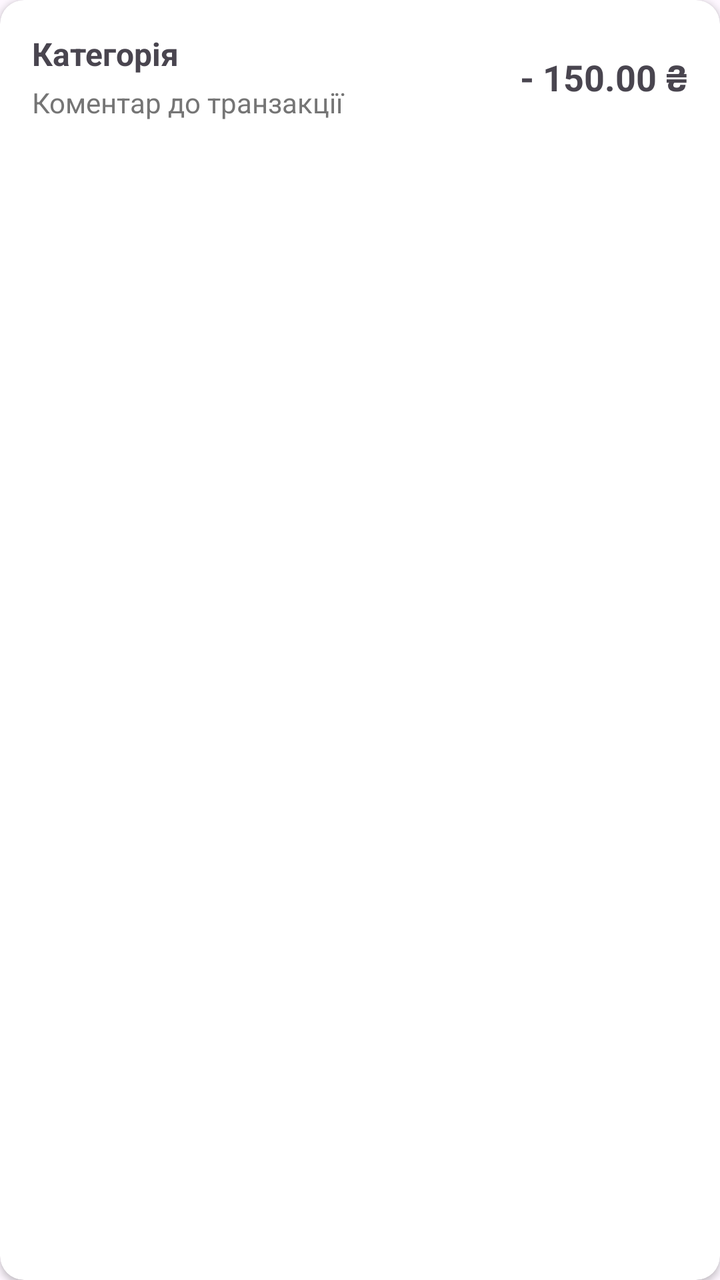
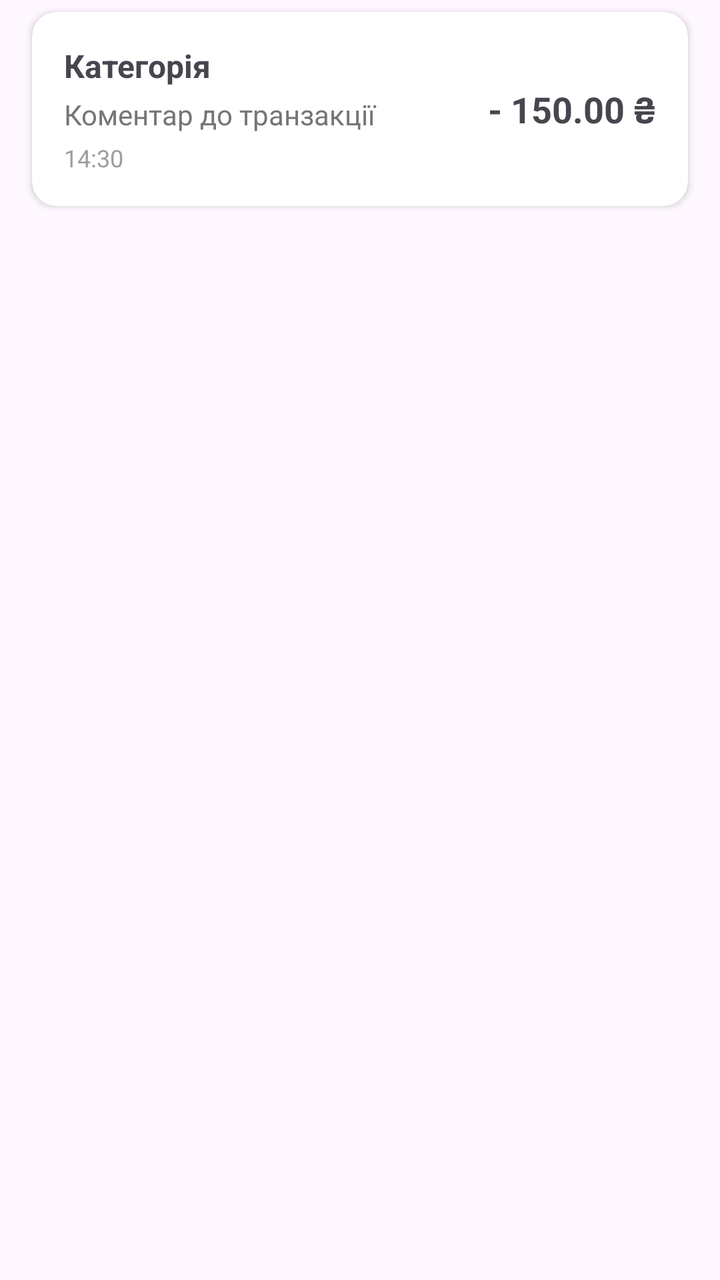

Compare the two renders of this Android layout. The source of the first and the diff that turns it into the second are given below.
<!-- AndroidManifest.xml: application theme Theme.MyFinance -->
<!-- res/layout/item_transaction.xml -->
<?xml version="1.0" encoding="utf-8"?>
<androidx.cardview.widget.CardView xmlns:android="http://schemas.android.com/apk/res/android"
    xmlns:app="http://schemas.android.com/apk/res-auto"
    android:layout_width="match_parent"
    android:layout_height="wrap_content"
    android:layout_marginHorizontal="16dp"
    android:layout_marginVertical="6dp"
    app:cardCornerRadius="12dp"
    app:cardElevation="2dp">

    <androidx.constraintlayout.widget.ConstraintLayout
        android:layout_width="match_parent"
        android:layout_height="wrap_content"
        android:padding="16dp">

        <TextView
            android:id="@+id/tvCategory"
            android:layout_width="wrap_content"
            android:layout_height="wrap_content"
            android:text="Категорія"
            android:textSize="16sp"
            android:textStyle="bold"
            app:layout_constraintStart_toStartOf="parent"
            app:layout_constraintTop_toTopOf="parent" />

        <TextView
            android:id="@+id/tvComment"
            android:layout_width="0dp"
            android:layout_height="wrap_content"
            android:layout_marginTop="4dp"
            android:layout_marginEnd="16dp"
            android:text="Коментар до транзакції"
            android:textColor="#757575"
            android:textSize="14sp"
            android:maxLines="1"
            android:ellipsize="end"
            app:layout_constraintEnd_toStartOf="@+id/tvAmount"
            app:layout_constraintStart_toStartOf="parent"
            app:layout_constraintTop_toBottomOf="@id/tvCategory" />

        <TextView
            android:id="@+id/tvAmount"
            android:layout_width="wrap_content"
            android:layout_height="wrap_content"
            android:text="- 150.00 ₴"
            android:textSize="18sp"
            android:textStyle="bold"
            app:layout_constraintBottom_toBottomOf="parent"
            app:layout_constraintEnd_toEndOf="parent"
            app:layout_constraintTop_toTopOf="parent" />

    </androidx.constraintlayout.widget.ConstraintLayout>
</androidx.cardview.widget.CardView>
<!-- resources referenced by this layout -->
<resources>
  <style name="Theme.MyFinance" parent="Base.Theme.MyFinance" />
  <style name="Base.Theme.MyFinance" parent="Theme.Material3.DayNight.NoActionBar">
          
          
      </style>
</resources>

<!-- the commit's change to res/layout/item_transaction.xml (unified diff, before → after) -->
@@ -1,53 +1,85 @@
 <?xml version="1.0" encoding="utf-8"?>
-<androidx.cardview.widget.CardView xmlns:android="http://schemas.android.com/apk/res/android"
+<LinearLayout xmlns:android="http://schemas.android.com/apk/res/android"
     xmlns:app="http://schemas.android.com/apk/res-auto"
     android:layout_width="match_parent"
     android:layout_height="wrap_content"
-    android:layout_marginHorizontal="16dp"
-    android:layout_marginVertical="6dp"
-    app:cardCornerRadius="12dp"
-    app:cardElevation="2dp">
+    android:orientation="vertical">
 
-    <androidx.constraintlayout.widget.ConstraintLayout
+    
+    <TextView
+        android:id="@+id/tvDateHeader"
+        android:layout_width="wrap_content"
+        android:layout_height="wrap_content"
+        android:layout_marginStart="16dp"
+        android:layout_marginTop="16dp"
+        android:layout_marginBottom="4dp"
+        android:text="20 Квітня 2026"
+        android:textColor="#757575"
+        android:textSize="14sp"
+        android:textStyle="bold"
+        android:visibility="gone" /> 
+
+    <androidx.cardview.widget.CardView
         android:layout_width="match_parent"
         android:layout_height="wrap_content"
-        android:padding="16dp">
+        android:layout_marginHorizontal="16dp"
+        android:layout_marginVertical="6dp"
+        app:cardCornerRadius="12dp"
+        app:cardElevation="2dp">
 
-        <TextView
-            android:id="@+id/tvCategory"
-            android:layout_width="wrap_content"
+        <androidx.constraintlayout.widget.ConstraintLayout
+            android:layout_width="match_parent"
             android:layout_height="wrap_content"
-            android:text="Категорія"
-            android:textSize="16sp"
-            android:textStyle="bold"
-            app:layout_constraintStart_toStartOf="parent"
-            app:layout_constraintTop_toTopOf="parent" />
+            android:padding="16dp">
 
-        <TextView
-            android:id="@+id/tvComment"
-            android:layout_width="0dp"
-            android:layout_height="wrap_content"
-            android:layout_marginTop="4dp"
-            android:layout_marginEnd="16dp"
-            android:text="Коментар до транзакції"
-            android:textColor="#757575"
-            android:textSize="14sp"
-            android:maxLines="1"
-            android:ellipsize="end"
-            app:layout_constraintEnd_toStartOf="@+id/tvAmount"
-            app:layout_constraintStart_toStartOf="parent"
-            app:layout_constraintTop_toBottomOf="@id/tvCategory" />
+            <TextView
+                android:id="@+id/tvCategory"
+                android:layout_width="wrap_content"
+                android:layout_height="wrap_content"
+                android:text="Категорія"
+                android:textSize="16sp"
+                android:textStyle="bold"
+                app:layout_constraintStart_toStartOf="parent"
+                app:layout_constraintTop_toTopOf="parent" />
 
-        <TextView
-            android:id="@+id/tvAmount"
-            android:layout_width="wrap_content"
-            android:layout_height="wrap_content"
-            android:text="- 150.00 ₴"
-            android:textSize="18sp"
-            android:textStyle="bold"
-            app:layout_constraintBottom_toBottomOf="parent"
-            app:layout_constraintEnd_toEndOf="parent"
-            app:layout_constraintTop_toTopOf="parent" />
+            <TextView
+                android:id="@+id/tvComment"
+                android:layout_width="0dp"
+                android:layout_height="wrap_content"
+                android:layout_marginTop="4dp"
+                android:layout_marginEnd="16dp"
+                android:ellipsize="end"
+                android:maxLines="1"
+                android:text="Коментар до транзакції"
+                android:textColor="#757575"
+                android:textSize="14sp"
+                app:layout_constraintEnd_toStartOf="@+id/tvAmount"
+                app:layout_constraintStart_toStartOf="parent"
+                app:layout_constraintTop_toBottomOf="@id/tvCategory" />
 
-    </androidx.constraintlayout.widget.ConstraintLayout>
-</androidx.cardview.widget.CardView>
+            
+            <TextView
+                android:id="@+id/tvTime"
+                android:layout_width="wrap_content"
+                android:layout_height="wrap_content"
+                android:layout_marginTop="4dp"
+                android:text="14:30"
+                android:textColor="#9E9E9E"
+                android:textSize="12sp"
+                app:layout_constraintStart_toStartOf="parent"
+                app:layout_constraintTop_toBottomOf="@id/tvComment" />
+
+            <TextView
+                android:id="@+id/tvAmount"
+                android:layout_width="wrap_content"
+                android:layout_height="wrap_content"
+                android:text="- 150.00 ₴"
+                android:textSize="18sp"
+                android:textStyle="bold"
+                app:layout_constraintBottom_toBottomOf="parent"
+                app:layout_constraintEnd_toEndOf="parent"
+                app:layout_constraintTop_toTopOf="parent" />
+
+        </androidx.constraintlayout.widget.ConstraintLayout>
+    </androidx.cardview.widget.CardView>
+</LinearLayout>
